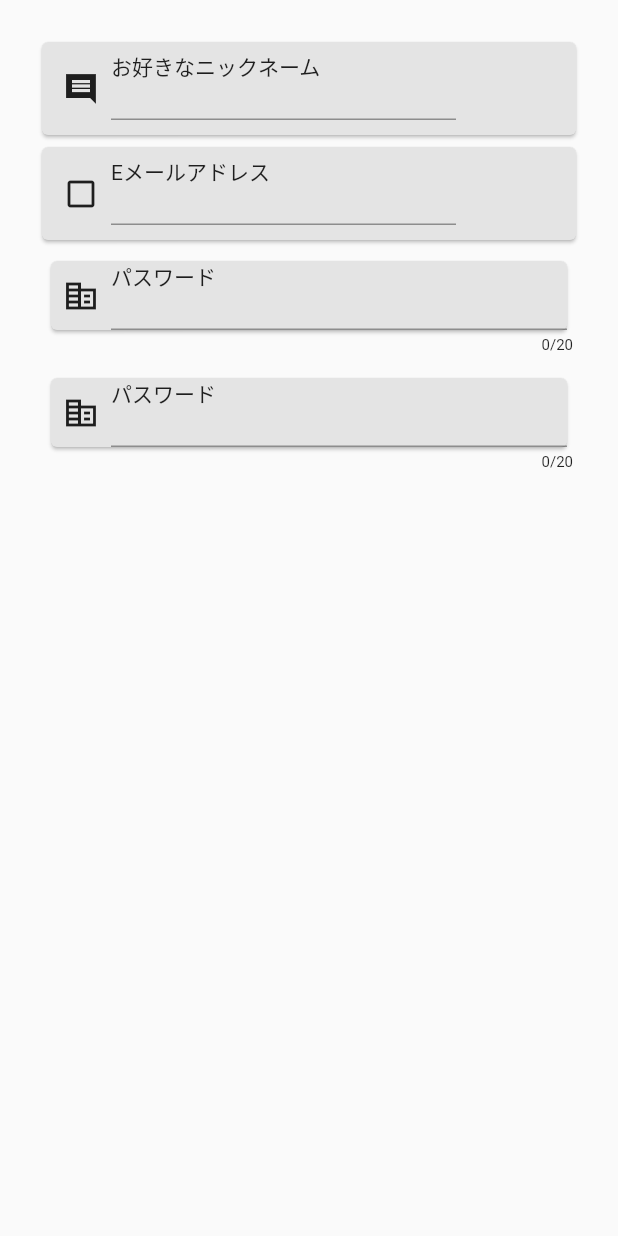
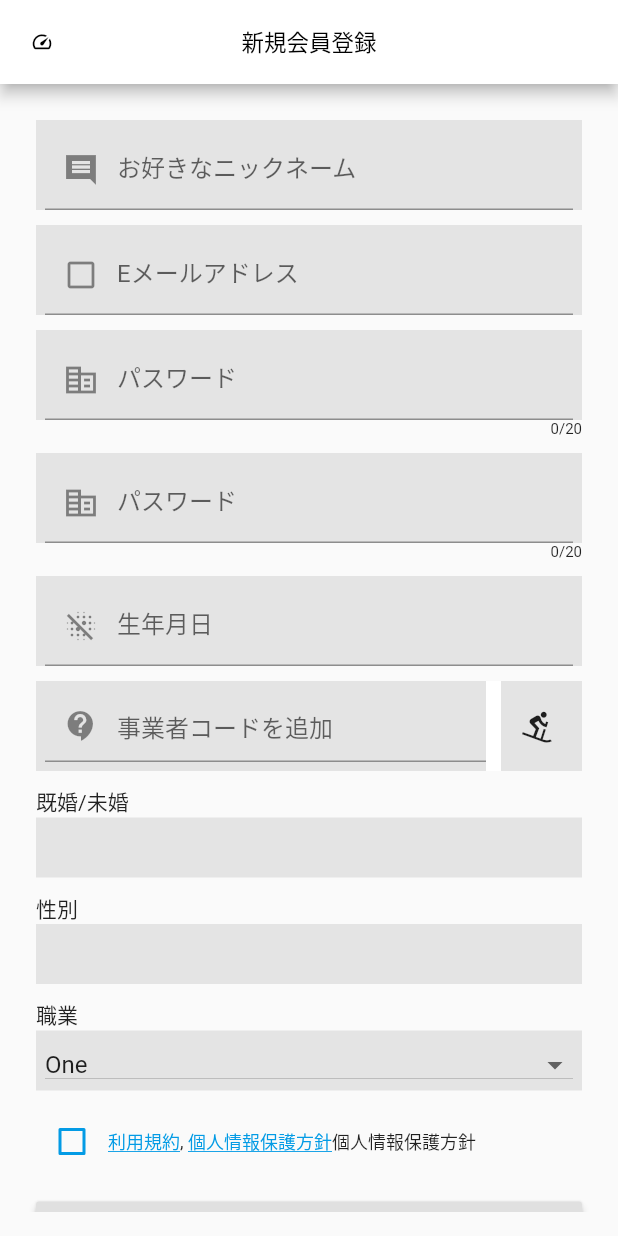
Before and after one commit to thechinh98/flutter_assignment_app, a Flutter app: the RegisterPage screen opened directly, on a phone screen of 412 x 824 dp. Run offline on Flutter 3.47's test engine with Material 2 defaults, Android fonts, the phone set to English and light mode, and no system bars; our stand-ins replace mask_text_input_formatter, webview_flutter; missing offline and left inert: custom_radio_button.

Commit message:
Update Full

```diff
--- a/lib/main.dart
+++ b/lib/main.dart
@@ -1,6 +1,9 @@
 import 'dart:async';
 
+import 'package:custom_radio_button/custom_radio_button.dart';
+import 'package:custom_radio_button/radio_model.dart';
 import 'package:flutter/material.dart';
+import 'package:mask_text_input_formatter/mask_text_input_formatter.dart';
 import 'package:webview_flutter/webview_flutter.dart';
 
 void main() => runApp(MyApp());
@@ -8,9 +11,7 @@ void main() => runApp(MyApp());
 class MyApp extends StatelessWidget {
   @override
   Widget build(BuildContext context) {
-    return MaterialApp(
-      home: _PrivacyPage(),
-    );
+    return MaterialApp(home: MyHomePage());
   }
 }
 
@@ -90,9 +91,12 @@ class RegisterPage extends StatefulWidget {
 }
 
 class RegisterPageState extends State<RegisterPage> {
+  static List<String> list = ['既婚', '未婚'];
+
   @override
   Widget build(BuildContext context) {
     return Scaffold(
+      appBar: registerPageAppBar(),
       body: Container(
         padding: EdgeInsets.all(16),
         child: ListView(
@@ -100,10 +104,50 @@ class RegisterPageState extends State<RegisterPage> {
           children: <Widget>[
             _buildInputSection(IconData(59516, fontFamily: 'MaterialIcons'),
                 'お好きなニックネーム', TextInputType.text),
+            SizedBox(
+              height: 10,
+            ),
             _buildInputSection(IconData(57688, fontFamily: 'MaterialIcons'),
                 'Eメールアドレス', TextInputType.emailAddress),
-            _buildPassWordInputSection1(),
-            _buildPassWordInputSection2(),
+            SizedBox(
+              height: 10,
+            ),
+            _buildPassWordInputSection(),
+            SizedBox(
+              height: 10,
+            ),
+            _buildPassWordInputSection(),
+            SizedBox(
+              height: 10,
+            ),
+            _birthdayInputSection(),
+            SizedBox(
+              height: 10,
+            ),
+            _addressInputSection,
+            SizedBox(
+              height: 10,
+            ),
+            Text('既婚/未婚'),
+            _marriedStatusSection,
+            SizedBox(
+              height: 10,
+            ),
+            Text('性別'),
+            _genderRadioButtonSection,
+            SizedBox(
+              height: 10,
+            ),
+            Text('職業'),
+            _occupationInputSection(),
+            SizedBox(
+              height: 10,
+            ),
+            _privacyCheckBox(),
+            SizedBox(
+              height: 10,
+            ),
+            _checkButton
             // Date Column,
           ],
         ),
@@ -111,104 +155,66 @@ class RegisterPageState extends State<RegisterPage> {
     );
   }
 
-  Card _buildInputSection(IconData icon, String label, TextInputType type) {
-    return Card(
+  Container _buildInputSection(
+      IconData icon, String label, TextInputType type) {
+    return Container(
+      height: 60,
       color: Color.fromRGBO(228, 228, 228, 100),
-      child: Container(
-        padding: EdgeInsets.all(6),
-        child: Row(
-          children: <Widget>[
-            Container(
-              height: 40,
-              width: 40,
-              child: Icon(
-                icon,
-              ),
-            ),
-            Container(
-              height: 50,
-              width: 230,
+      padding: EdgeInsets.only(left: 6, top: 6, right: 6),
       child: Column(
         children: <Widget>[
-                  Align(
-                    alignment: Alignment.bottomLeft,
-                    child: Text(
-                      label,
-                      style: TextStyle(),
-                    ),
-                  ),
-                  Container(
-                    height: 25,
+          Expanded(
             child: TextField(
-                      style: TextStyle(
-                        fontSize: 18,
+              decoration: InputDecoration(
+                labelText: label,
+                prefixIcon: Icon(icon),
               ),
             ),
           ),
         ],
       ),
-            ),
-          ],
-        ),
-      ),
     );
   }
 
-  Container _buildPassWordInputSection1() {
-    var myController = TextEditingController();
-    var numOfCharacter = 0;
-    _countLetter() {
+  int _numOfLetter = 0;
+
+  Container _buildPassWordInputSection() {
+    _countLetter(String value) {
       setState(
         () {
-          numOfCharacter = myController.text.length;
-          print("$numOfCharacter");
+          _numOfLetter = value.length;
+          print(_numOfLetter);
         },
       );
     }
 
-    myController.addListener(_countLetter);
     return Container(
-      padding: EdgeInsets.all(6),
       child: Column(
         children: [
-          Card(
+          Container(
+            padding: EdgeInsets.only(left: 6, top: 6, right: 6),
+            height: 60,
             color: Color.fromRGBO(228, 228, 228, 100),
             child: Row(
               children: <Widget>[
-                Container(
-                  padding: EdgeInsets.all(6),
-                  height: 40,
-                  width: 40,
-                  child: Icon(
-                    IconData(59543, fontFamily: 'MaterialIcons'),
+                Expanded(
+                  child: TextField(
+                    decoration: InputDecoration(
+                      prefixIcon:
+                          Icon(IconData(59543, fontFamily: 'MaterialIcons')),
+                      labelText: 'パスワード',
+                    ),
+                    obscureText: true,
+                    onChanged: _countLetter,
                   ),
                 ),
-                Expanded(
-                  child: Column(
-                    children: <Widget>[
-                      Align(
-                        alignment: Alignment.bottomLeft,
-                        child: Text(
-                          'パスワード',
-                        ),
-                      ),
-                      Container(
-                        height: 25,
-                        child: TextField(
-                          obscureText: true,
-                          controller: myController,
-                        ),
-                      ),
-                    ],
-                  ),
-                )
               ],
             ),
           ),
           Align(
             alignment: Alignment.bottomRight,
             child: Text(
-              "$numOfCharacter/20",
+              _numOfLetter.toString() + "/20",
               style: TextStyle(
                 fontSize: 10,
               ),
@@ -219,68 +225,243 @@ class RegisterPageState extends State<RegisterPage> {
     );
   }
 
-  Container _buildPassWordInputSection2() {
-    var myController = TextEditingController();
-    var numOfCharacter = 0;
-    _countLetter() {
-      setState(
-        () {
-          numOfCharacter = myController.text.length;
-          print("$numOfCharacter");
-        },
-      );
-    }
+  Container _birthdayInputSection() {
+    var textEditingController = TextEditingController();
+    var maskTextInputFormatter = MaskTextInputFormatter(
+        mask: "####/##/##", filter: {"#": RegExp(r'^[0-9]')});
 
-    myController.addListener(_countLetter);
     return Container(
-      padding: EdgeInsets.all(6),
+      color: Color.fromRGBO(228, 228, 228, 100),
+      height: 60,
+      padding: EdgeInsets.only(left: 6, top: 6, right: 6),
       child: Column(
         children: [
-          Card(
-            color: Color.fromRGBO(228, 228, 228, 100),
-            child: Row(
-              children: <Widget>[
-                Container(
-                  padding: EdgeInsets.all(6),
-                  height: 40,
-                  width: 40,
-                  child: Icon(
-                    IconData(59543, fontFamily: 'MaterialIcons'),
+          Expanded(
+            child: TextField(
+              controller: textEditingController,
+              inputFormatters: [maskTextInputFormatter],
+              decoration: InputDecoration(
+                labelText: '生年月日',
+                prefixIcon: Icon(
+                  IconData(59369, fontFamily: 'MaterialIcons'),
                 ),
-                ),
-                Expanded(
-                  child: Column(
-                    children: <Widget>[
-                      Align(
-                        alignment: Alignment.bottomLeft,
-                        child: Text(
-                          'パスワード',
-                        ),
-                      ),
-                      Container(
-                        height: 25,
-                        child: TextField(
-                          obscureText: true,
-                          controller: myController,
-                        ),
-                      ),
-                    ],
-                  ),
-                )
-              ],
-            ),
-          ),
-          Align(
-            alignment: Alignment.bottomRight,
-            child: Text(
-              "$numOfCharacter/20",
-              style: TextStyle(
-                fontSize: 10,
               ),
             ),
           ),
         ],
       ),
+    );
+  }
+
+  Container _addressInputSection = Container(
+    color: Color.fromRGBO(228, 228, 228, 100),
+    padding: EdgeInsets.only(left: 6, right: 6),
+    height: 60,
+    child: Row(
+      children: <Widget>[
+        Expanded(
+          child: TextField(
+            decoration: InputDecoration(
+              hintText: '事業者コードを追加',
+              prefixIcon: Icon(
+                IconData(59530, fontFamily: 'MaterialIcons'),
+              ),
+            ),
+          ),
+        ),
+        SizedBox(
+          width: 10,
+          child: Container(color: Colors.white),
+        ),
+        Center(
+          child: IconButton(
+            onPressed: () {},
+            icon: Icon(
+              IconData(59645,
+                  fontFamily: 'MaterialIcons', matchTextDirection: true),
+            ),
+          ),
+        ),
+      ],
+    ),
+  );
+
+  Container _marriedStatusSection = Container(
+    color: Color.fromRGBO(228, 228, 228, 100),
+    height: 40,
+    padding: EdgeInsets.only(left: 6, top: 6, right: 6),
+    child: Column(
+      children: <Widget>[
+//        Row(
+//          children: <Widget>[
+//            Expanded(
+//              child: RadioListTile(
+//
+//              )
+//            ),
+//            SizedBox(width: 5),
+//            Expanded(
+//
+//            )
+//          ],
+//        ),
+      ],
+    ),
+  );
+  Container _genderRadioButtonSection = Container(
+    color: Color.fromRGBO(228, 228, 228, 100),
+    height: 40,
+    padding: EdgeInsets.only(left: 6, top: 6, right: 6),
+    child: Column(
+      children: [],
+    ),
+  );
+  String dropdownValue = 'One';
+
+  Container _occupationInputSection() {
+    List<String> spinnerItems = ['One', 'Two'];
+    _changeDropDownValue(String value) {
+      setState(() {
+        dropdownValue = value;
+      });
+    }
+
+    return Container(
+      color: Color.fromRGBO(228, 228, 228, 100),
+      height: 40,
+      padding: EdgeInsets.only(left: 6, top: 6, right: 6),
+      child: Column(
+        children: <Widget>[
+          Expanded(
+            child: DropdownButton<String>(
+              value: dropdownValue,
+              icon: Icon(Icons.arrow_drop_down),
+              iconSize: 24,
+              elevation: 16,
+              isExpanded: true,
+              hint: Text('選択してください'),
+              onChanged: (String data) {
+                _changeDropDownValue(data);
+                print(dropdownValue);
+              },
+              items: spinnerItems.map<DropdownMenuItem<String>>((String value) {
+                return DropdownMenuItem<String>(
+                  value: value,
+                  child: Text(value),
+                );
+              }).toList(),
+            ),
+          ),
+        ],
+      ),
+    );
+  }
+  bool checkBoxValue = false;
+
+  Container _privacyCheckBox() {
+    _setValue(bool value) {
+      setState(() {
+        checkBoxValue = value;
+      });
+    }
+
+    return Container(
+      child: Row(
+        mainAxisAlignment: MainAxisAlignment.start,
+        children: <Widget>[
+          Theme(
+            data: Theme.of(context).copyWith(
+              unselectedWidgetColor: Color.fromRGBO(3, 155, 229, 100),
+            ),
+            child: Checkbox(
+              value: checkBoxValue,
+              onChanged: (bool value) {
+                _setValue(value);
+              },
+            ),
+          ),
+          GestureDetector(
+            onTap: () {
+              Navigator.push(
+                context,
+                MaterialPageRoute(
+                  builder: (context) => UserGuidePage(),
+                ),
+              );
+            },
+            child: Text(
+              '利用規約',
+              style: TextStyle(
+                fontSize: 12,
+                decoration: TextDecoration.underline,
+                color: Color.fromRGBO(3, 155, 229, 100),
+              ),
+            ),
+          ),
+          Text(
+            ', ',
+            style: TextStyle(
+              fontSize: 12,
+            ),
+          ),
+          GestureDetector(
+            onTap: () {
+              Navigator.push(
+                context,
+                MaterialPageRoute(builder: (context) => _PrivacyPage()),
+              );
+            },
+            child: Text(
+              '個人情報保護方針',
+              style: TextStyle(
+                fontSize: 12,
+                decoration: TextDecoration.underline,
+                color: Color.fromRGBO(3, 155, 229, 100),
+              ),
+            ),
+          ),
+          Text(
+            '個人情報保護方針',
+            style: TextStyle(
+              fontSize: 12,
+            ),
+          ),
+        ],
+      ),
+    );
+  }
+
+  Container _checkButton = Container(
+      child: Row(
+    children: <Widget>[
+      Expanded(
+          child: RaisedButton(
+        child: Text('確認する'),
+        onPressed: () {},
+      ))
+    ],
+  ));
+
+  AppBar registerPageAppBar() {
+    return AppBar(
+      leading: IconButton(
+        icon: Icon(IconData(58848,
+            fontFamily: 'MaterialIcons', matchTextDirection: true)),
+        iconSize: 15,
+        color: Colors.black,
+        onPressed: () {
+          Navigator.pop(context);
+        },
+      ),
+      title: Text(
+        '新規会員登録',
+        style: TextStyle(
+          color: Colors.black,
+          fontSize: 15,
+        ),
+      ),
+      backgroundColor: Colors.white,
+      centerTitle: true,
     );
   }
 }
@@ -296,7 +477,7 @@ class _UserGuidePageState extends State<UserGuidePage> {
   @override
   Widget build(BuildContext context) {
     return Scaffold(
-      appBar: guidePageAppBar,
+      appBar: userGuidePageAppBar(),
       body: Builder(
         builder: (BuildContext context) {
           return WebView(
@@ -311,31 +492,41 @@ class _UserGuidePageState extends State<UserGuidePage> {
     );
   }
 
-  Widget guidePageAppBar = AppBar(
-    backgroundColor: Color.fromRGBO(250, 250, 250, 100),
-    leading: Text(''),
-    actions: <Widget>[
-      IconButton(
-        icon: Icon(
-          IconData(58837, fontFamily: 'MaterialIcons'),
+  AppBar userGuidePageAppBar() {
+    return AppBar(
+      leading: IconButton(
+        icon: Icon(IconData(57676, fontFamily: 'MaterialIcons')),
+        iconSize: 15,
+        color: Colors.black,
+        onPressed: () {
+          Navigator.pop(context);
+        },
       ),
-        onPressed: () {},
+      title: Text(
+        '利用規約',
+        style: TextStyle(
+          color: Colors.black,
+          fontSize: 15,
         ),
-    ],
+      ),
+      backgroundColor: Colors.white,
+      centerTitle: true,
     );
   }
-class _PrivacyPage extends StatefulWidget{
+}
+
+class _PrivacyPage extends StatefulWidget {
   @override
   State<StatefulWidget> createState() => _PrivacyPageState();
-
 }
 
-class _PrivacyPageState extends State<_PrivacyPage>{
-  final Completer<WebViewController> _controller = Completer<WebViewController>();
+class _PrivacyPageState extends State<_PrivacyPage> {
+  final Completer<WebViewController> _controller =
+      Completer<WebViewController>();
   @override
   Widget build(BuildContext context) {
     return Scaffold(
-      appBar: guidePageAppBar,
+      appBar: privacyPageAppBar(),
       body: Builder(
         builder: (BuildContext context) {
           return WebView(
@@ -349,16 +540,26 @@ class _PrivacyPageState extends State<_PrivacyPage>{
       ),
     );
   }
-  Widget guidePageAppBar = AppBar(
-    backgroundColor: Color.fromRGBO(250, 250, 250, 100),
-    leading: Text(''),
-    actions: <Widget>[
-      IconButton(
-        icon: Icon(
-          IconData(58837, fontFamily: 'MaterialIcons'),
+
+  Widget privacyPageAppBar() {
+    return AppBar(
+      leading: IconButton(
+        icon: Icon(IconData(57676, fontFamily: 'MaterialIcons')),
+        iconSize: 15,
+        color: Colors.black,
+        onPressed: () {
+          Navigator.pop(context);
+        },
       ),
-        onPressed: () {},
+      title: Text(
+        '個人情報保護方針',
+        style: TextStyle(
+          color: Colors.black,
+          fontSize: 15,
         ),
-    ],
+      ),
+      backgroundColor: Colors.white,
+      centerTitle: true,
     );
   }
+}
--- a/pubspec.yaml
+++ b/pubspec.yaml
@@ -17,6 +17,8 @@ environment:
   sdk: ">=2.1.0 <3.0.0"
 
 dependencies:
+  custom_radio_button: ^0.0.3
+  flutter_svg: ^0.17.1
   mask_text_input_formatter: ^1.0.6
   flutter:
     sdk: flutter
```
Also changed, not shown: assets/images/question.svg (added), pubspec.lock. Lines whose indentation alone changed are shown as unchanged.
